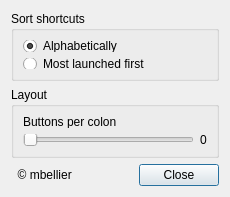
The window that settings.ui (mbellier/launcher) describes before a commit, drawn with Qt 5.
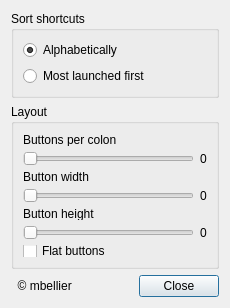
The same window after the commit.

Commit message: Added more settings for button layout : + Sliders for button size + Checkbox for flat button style + Text is now elided when too long

The edit to the form file:
```diff
--- a/settings.ui
+++ b/settings.ui
@@ -7,25 +7,19 @@
     <x>0</x>
     <y>0</y>
     <width>230</width>
-    <height>197</height>
+    <height>308</height>
    </rect>
   </property>
-  <property name="sizePolicy">
-   <sizepolicy hsizetype="Fixed" vsizetype="Fixed">
-    <horstretch>0</horstretch>
-    <verstretch>0</verstretch>
-   </sizepolicy>
-  </property>
   <property name="minimumSize">
    <size>
     <width>230</width>
-    <height>197</height>
+    <height>300</height>
    </size>
   </property>
   <property name="maximumSize">
    <size>
     <width>230</width>
-    <height>197</height>
+    <height>308</height>
    </size>
   </property>
   <property name="windowTitle">
@@ -76,6 +70,13 @@
       <string>Layout</string>
      </property>
      <layout class="QGridLayout" name="gridLayout_2">
+      <item row="6" column="0">
+       <widget class="QCheckBox" name="checkFlat">
+        <property name="text">
+         <string>Flat buttons</string>
+        </property>
+       </widget>
+      </item>
       <item row="1" column="1">
        <widget class="QLabel" name="labelWidth">
         <property name="text">
@@ -106,6 +107,69 @@
         </property>
        </widget>
       </item>
+      <item row="4" column="0">
+       <widget class="QLabel" name="label_4">
+        <property name="text">
+         <string>Button height</string>
+        </property>
+       </widget>
+      </item>
+      <item row="3" column="1">
+       <widget class="QLabel" name="labelButtonWidth">
+        <property name="text">
+         <string>0</string>
+        </property>
+       </widget>
+      </item>
+      <item row="2" column="0">
+       <widget class="QLabel" name="label_2">
+        <property name="text">
+         <string>Button width</string>
+        </property>
+       </widget>
+      </item>
+      <item row="3" column="0">
+       <widget class="QSlider" name="sliderButtonWidth">
+        <property name="minimum">
+         <number>20</number>
+        </property>
+        <property name="maximum">
+         <number>200</number>
+        </property>
+        <property name="value">
+         <number>20</number>
+        </property>
+        <property name="sliderPosition">
+         <number>20</number>
+        </property>
+        <property name="orientation">
+         <enum>Qt::Horizontal</enum>
+        </property>
+       </widget>
+      </item>
+      <item row="5" column="0">
+       <widget class="QSlider" name="sliderButtonHeight">
+        <property name="minimum">
+         <number>5</number>
+        </property>
+        <property name="maximum">
+         <number>100</number>
+        </property>
+        <property name="sliderPosition">
+         <number>5</number>
+        </property>
+        <property name="orientation">
+         <enum>Qt::Horizontal</enum>
+        </property>
+       </widget>
+      </item>
+      <item row="5" column="1">
+       <widget class="QLabel" name="labelButtonHeight">
+        <property name="text">
+         <string>0</string>
+        </property>
+       </widget>
+      </item>
      </layout>
     </widget>
    </item>
```
The commit also changes 6 other files.
